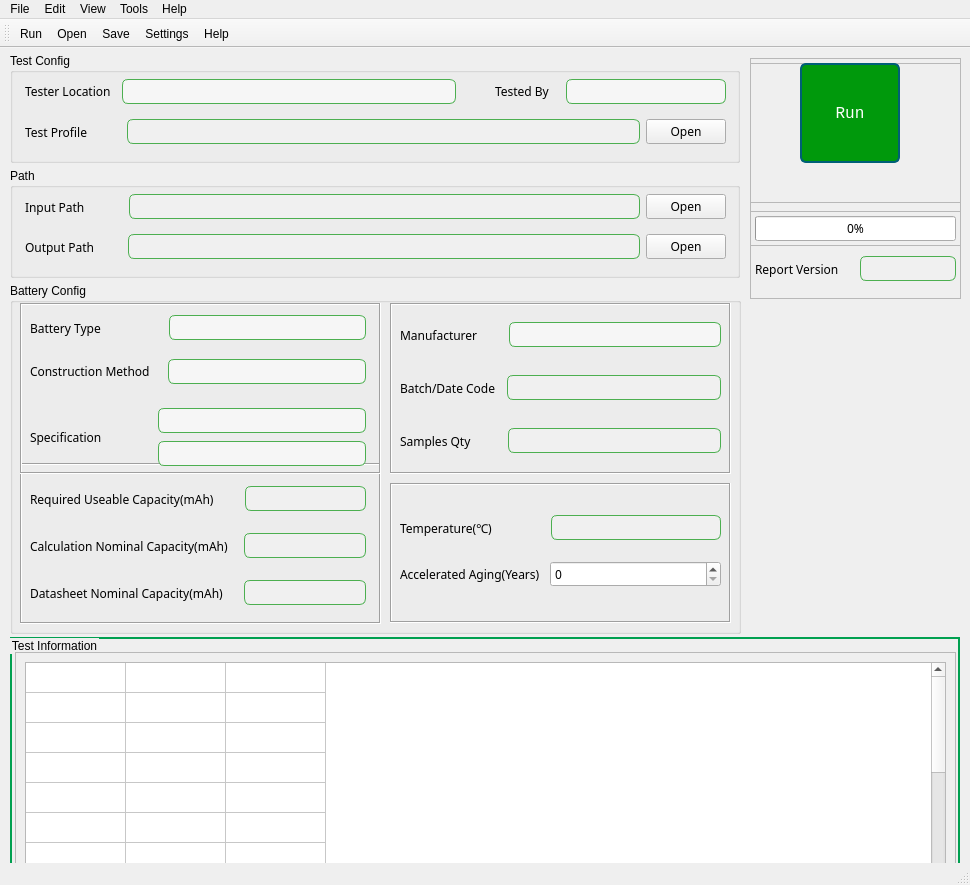
The window that src/battery_analysis/ui/resources/ui_battery_analysis.ui (Sandman6z/battery-analysis) describes before a commit, drawn with Qt 5.
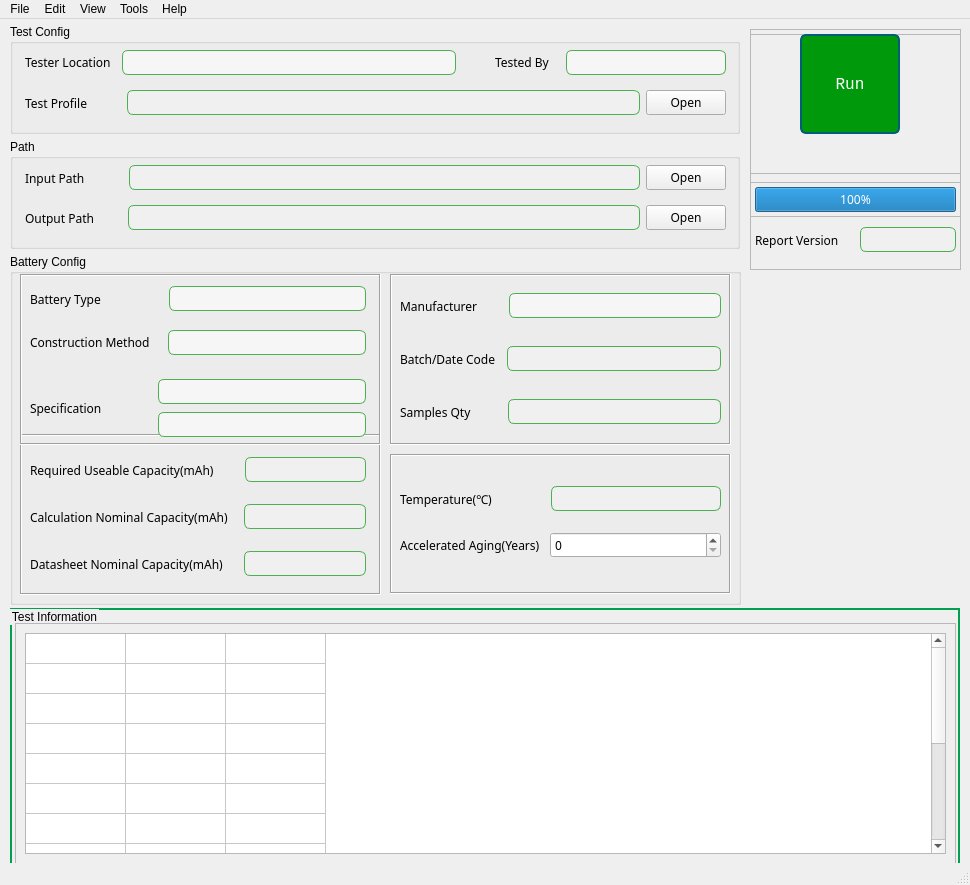
The same window after the commit. Icons and pictures are not drawn.

Commit message:
refactor(UI): 更新配置文件和UI界面设置
- 更新配置文件中的硬件版本、序列号和固件版本信息
- 修改UI界面中的下拉框为不可编辑状态
- 移除工具栏和主题相关代码
- 调整进度条默认值为100
- 优化CSS样式注释为中文

Patch:
```diff
--- a/src/battery_analysis/ui/resources/ui_battery_analysis.ui
+++ b/src/battery_analysis/ui/resources/ui_battery_analysis.ui
@@ -424,8 +424,8 @@
 </string>
            </property>
            <property name="editable">
-         <bool>true</bool>
-        </property>
+            <bool>false</bool>
+           </property>
           </widget>
          </item>
         </layout>
@@ -741,8 +741,8 @@
 </string>
            </property>
            <property name="editable">
-         <bool>true</bool>
-        </property>
+            <bool>false</bool>
+           </property>
            <property name="currentIndex">
             <number>-1</number>
            </property>
@@ -856,8 +856,8 @@
 </string>
            </property>
            <property name="editable">
-         <bool>true</bool>
-        </property>
+            <bool>false</bool>
+           </property>
           </widget>
          </item>
         </layout>
@@ -994,8 +994,8 @@
 </string>
              </property>
              <property name="editable">
-         <bool>true</bool>
-        </property>
+              <bool>false</bool>
+             </property>
             </widget>
            </item>
            <item>
@@ -1060,8 +1060,8 @@
 </string>
              </property>
              <property name="editable">
-         <bool>true</bool>
-        </property>
+              <bool>false</bool>
+             </property>
              <property name="insertPolicy">
               <enum>QComboBox::InsertPolicy::InsertAtBottom</enum>
              </property>
@@ -1621,7 +1621,7 @@
 </string>
         </property>
         <property name="editable">
-         <bool>true</bool>
+         <bool>false</bool>
         </property>
        </widget>
       </item>
@@ -2467,7 +2467,7 @@
           <bool>false</bool>
          </property>
          <property name="value">
-          <number>0</number>
+          <number>100</number>
          </property>
          <property name="alignment">
           <set>Qt::AlignmentFlag::AlignCenter</set>
@@ -2570,28 +2570,6 @@
     </widget>
    </widget>
   </widget>
-  <widget class="QToolBar" name="toolBar">
-   <property name="windowTitle">
-    <string>Toolbar</string>
-   </property>
-   <property name="movable">
-    <bool>true</bool>
-   </property>
-   <property name="floatable">
-    <bool>true</bool>
-   </property>
-   <attribute name="toolBarArea">
-    <enum>TopToolBarArea</enum>
-   </attribute>
-   <attribute name="toolBarBreak">
-    <bool>false</bool>
-   </attribute>
-   <addaction name="actionRun_Analysis"/>
-   <addaction name="actionOpen_File"/>
-   <addaction name="actionSave_Results"/>
-   <addaction name="actionSettings"/>
-   <addaction name="actionHelp"/>
-  </widget>
   <widget class="QStatusBar" name="statusBar_BatteryAnalysis"/>
   <widget class="QMenuBar" name="menuBar">
    <property name="geometry">
@@ -2748,40 +2726,6 @@
     <string>Show Toolbar</string>
    </property>
   </action>
-  <action name="actionRun_Analysis">
-   <property name="text">
-    <string>Run Analysis</string>
-   </property>
-   <property name="iconText">
-    <string>Run</string>
-   </property>
-  </action>
-  <action name="actionOpen_File">
-   <property name="text">
-    <string>Open File</string>
-   </property>
-   <property name="iconText">
-    <string>Open</string>
-   </property>
-  </action>
-  <action name="actionSave_Results">
-   <property name="text">
-    <string>Save Results</string>
-   </property>
-   <property name="iconText">
-    <string>Save</string>
-   </property>
-  </action>
-  <action name="actionSettings">
-   <property name="text">
-    <string>Settings</string>
-   </property>
-  </action>
-  <action name="actionHelp">
-   <property name="text">
-    <string>Help</string>
-   </property>
-  </action>
   <action name="actionShow_Statusbar">
    <property name="checkable">
     <bool>true</bool>
```
Left out of the diff: 229 changed lines with no effect on the pictures. The commit also changes 2 other files.
